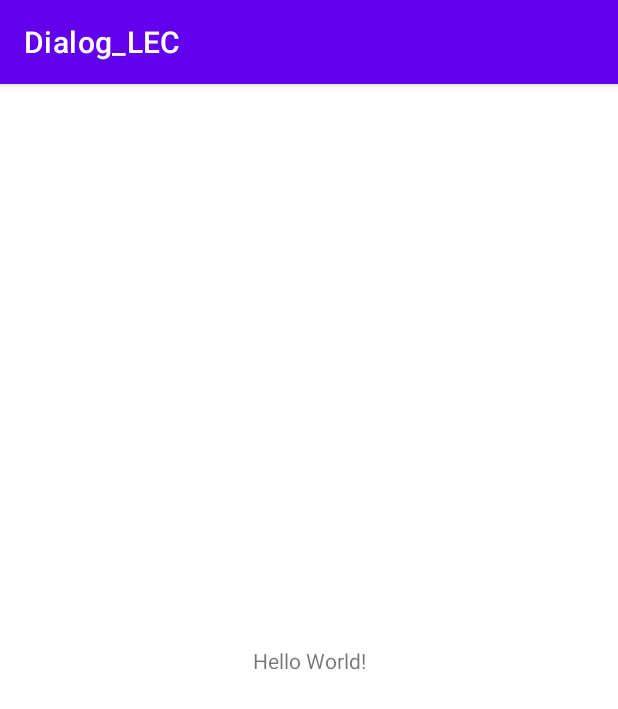
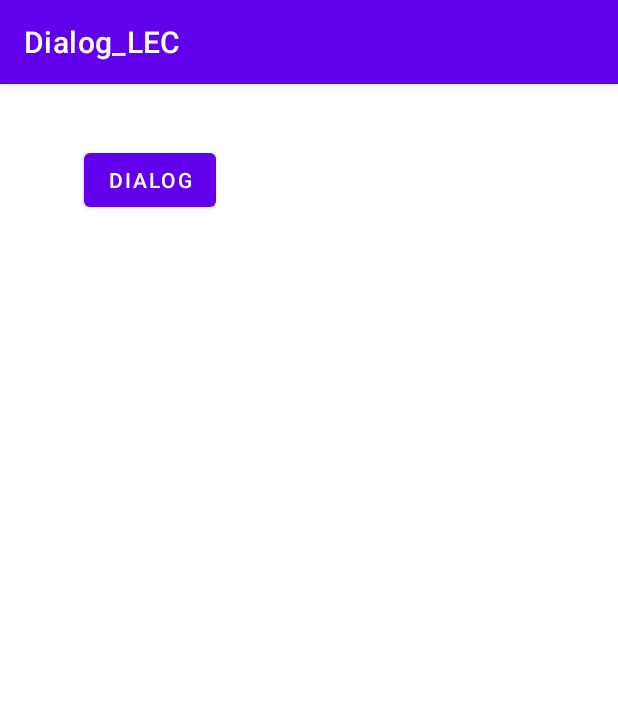
Before and after one commit to BushraKhalid01/Mobile_Computing_Progress, an Android app: the screen it shows after launch (MainActivity), on a phone screen of 412 x 824 dp. Shown: the top 709 px of the screen. Run offline under Robolectric (Android 15) with nearby library versions, the phone set to English and light mode, and no system bars.

Commit message:
Show Dialog button added

```diff
--- a/Dialog_LEC/app/src/main/java/org/haqnawaz/dialog_lec/MainActivity.java
+++ b/Dialog_LEC/app/src/main/java/org/haqnawaz/dialog_lec/MainActivity.java
@@ -3,6 +3,7 @@ package org.haqnawaz.dialog_lec;
 import androidx.appcompat.app.AppCompatActivity;
 
 import android.os.Bundle;
+import android.view.View;
 
 public class MainActivity extends AppCompatActivity {
 
@@ -11,4 +12,7 @@ public class MainActivity extends AppCompatActivity {
         super.onCreate(savedInstanceState);
         setContentView(R.layout.activity_main);
     }
+
+    public void ShowDialog(View view) {
+    }
 }
--- a/Dialog_LEC/app/src/main/res/layout/activity_main.xml
+++ b/Dialog_LEC/app/src/main/res/layout/activity_main.xml
@@ -6,13 +6,16 @@
     android:layout_height="match_parent"
     tools:context=".MainActivity">
 
-    <TextView
+    <Button
+        android:id="@+id/btnDialog"
         android:layout_width="wrap_content"
         android:layout_height="wrap_content"
-        android:text="Hello World!"
-        app:layout_constraintBottom_toBottomOf="parent"
-        app:layout_constraintLeft_toLeftOf="parent"
-        app:layout_constraintRight_toRightOf="parent"
-        app:layout_constraintTop_toTopOf="parent" />
+        android:layout_marginStart="56dp"
+        android:layout_marginTop="40dp"
+        android:text="Dialog"
+        app:layout_constraintStart_toStartOf="parent"
+        android:onClick="ShowDialog"
+        app:layout_constraintTop_toTopOf="parent"
+        android:layout_marginLeft="56dp" />
 
 </androidx.constraintlayout.widget.ConstraintLayout>
```
